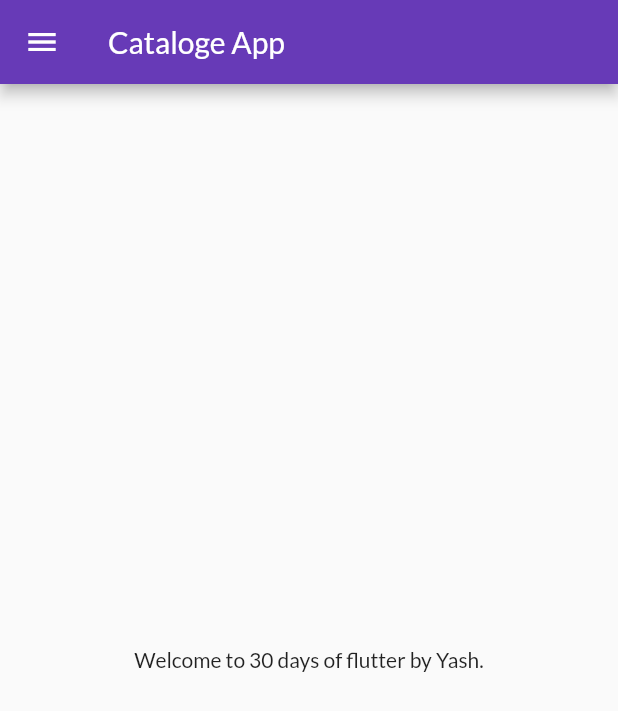
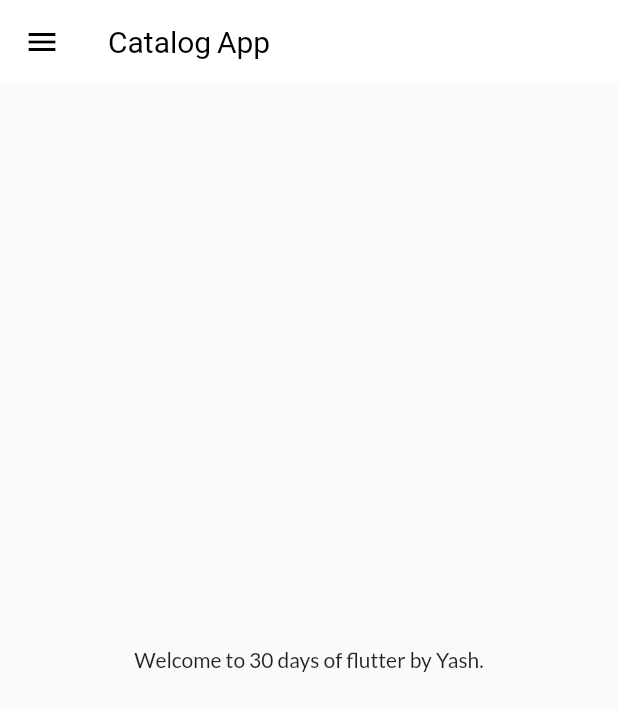
Before and after one commit to CHAMP010/flutter-learn, a Flutter app: the screen it shows after launch, on a phone screen of 412 x 824 dp. Shown: the top 711 px of the screen. Run offline on Flutter 3.47's test engine with Material 2 defaults, Android fonts, the phone set to English and light mode, and no system bars; our stand-ins replace google_fonts.

Commit message:
themes extracted

```diff
--- a/lib/main.dart
+++ b/lib/main.dart
@@ -1,9 +1,9 @@
 import 'package:flutter/material.dart';
 import 'package:flutter_crash_course/pages/login_page.dart';
 import 'package:flutter_crash_course/utils/routes.dart';
+import 'package:flutter_crash_course/widgets/themes.dart';
 import 'pages/home_page.dart';
 import 'pages/login_page.dart';
-import 'package:google_fonts/google_fonts.dart';
 
 void main() {
   runApp(const MyApp());
@@ -17,15 +17,8 @@ class MyApp extends StatelessWidget {
     return MaterialApp(
       // home: const HomePage(),
       themeMode: ThemeMode.light,
-      theme: ThemeData(
-        primarySwatch: Colors.deepPurple,
-        // textTheme: GoogleFonts.latoTextTheme(),
-        fontFamily: GoogleFonts.lato().fontFamily,
-      ),
-      darkTheme: ThemeData(
-        // primarySwatch: Colors.deepPurple,
-        brightness: Brightness.dark,
-      ),
+      theme: MyTheme.lightTheme,
+      darkTheme: MyTheme.darkTheme,
       debugShowCheckedModeBanner: false,
       initialRoute: MyRoutes.homeRoute,
       routes: {
--- a/lib/pages/home_page.dart
+++ b/lib/pages/home_page.dart
@@ -16,7 +16,9 @@ class HomePage extends StatelessWidget {
 
     return Scaffold(
       appBar: AppBar(
-        title: const Text("Cataloge App"),
+        title: const Text(
+          "Catalog App",
+        ),
       ),
       body: Center(
         child: Text('Welcome to $days days of flutter by $name.'),
--- /dev/null
+++ b/lib/widgets/themes.dart
@@ -0,0 +1,16 @@
+import 'package:flutter/material.dart';
+import 'package:google_fonts/google_fonts.dart';
+
+class MyTheme {
+  static ThemeData get lightTheme => ThemeData(
+      primarySwatch: Colors.deepPurple,
+      // textTheme: GoogleFonts.latoTextTheme(),
+      fontFamily: GoogleFonts.lato().fontFamily,
+      appBarTheme: const AppBarTheme(
+        color: Colors.white,
+        elevation: 0.0,
+        iconTheme: IconThemeData(color: Colors.black),
+        titleTextStyle: TextStyle(color: Colors.black, fontSize: 20),
+      ));
+  static ThemeData get darkTheme => ThemeData(brightness: Brightness.dark);
+}
```
